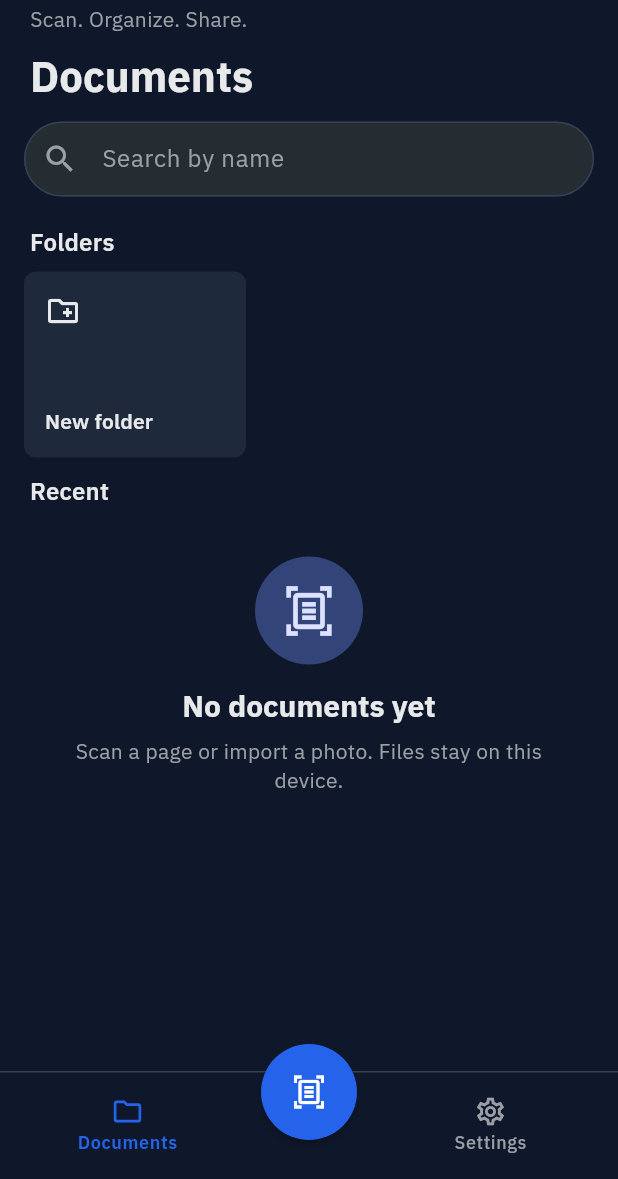
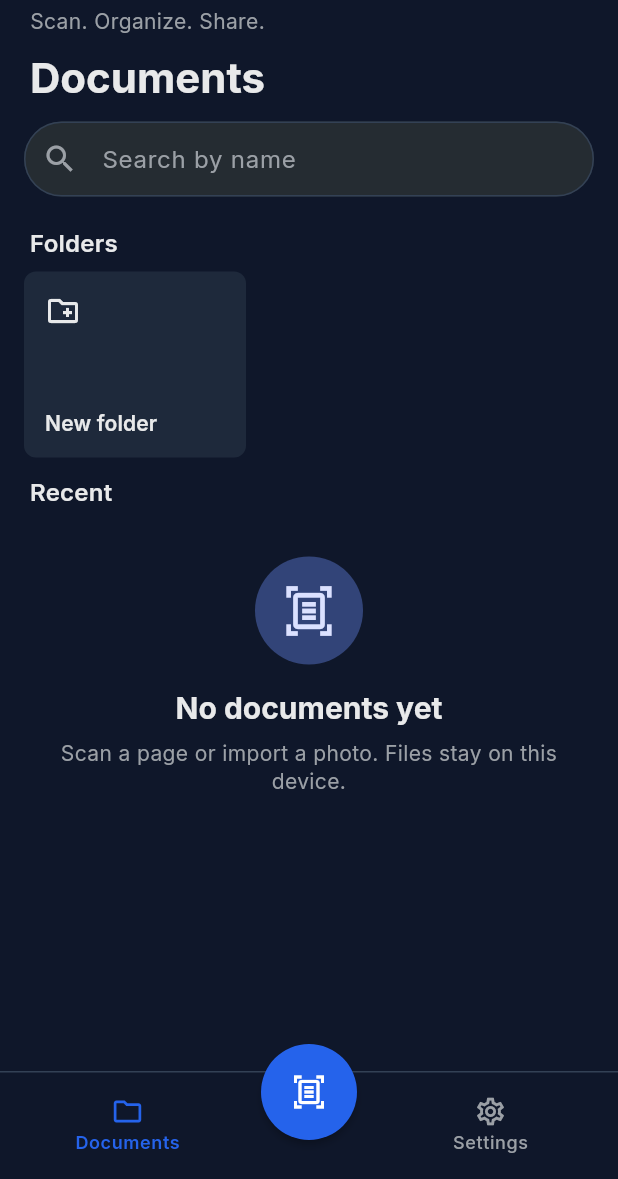
Before and after one commit to ahmedkasha-pixel/SCR7PT, a Flutter app: the screen it shows after launch, after a tap on "Cancel", on a phone screen of 412 x 824 dp, the part 57-1236 px from its top. Run offline on Flutter 3.47's test engine with Material 3 defaults, Android fonts, the phone set to English and light mode, and no system bars; our stand-ins replace camera, image_picker, pdf, permission_handler, share_plus, shared_preferences and 1 more; accounts and stored records are empty.

Commit message:
Fall back to IBM Plex for Arabic text in buttons and chips.
Button, chip, and title styles were replacing the theme font with a Latin face and no Arabic fallback, so those labels rendered as empty squares.

Co-authored-by: cyptopartner <cyptopartner@gmail.com>

```diff
--- a/lib/core/theme/app_theme.dart
+++ b/lib/core/theme/app_theme.dart
@@ -32,8 +32,37 @@ class AppTheme {
   static const arabicFamily = 'IBMPlexSansArabic';
   static const latinFamily = 'Inter';
 
+  /// Arabic glyphs are not in Inter. Every UI style falls back here.
+  static const arabicFallback = <String>[arabicFamily];
+
   static ThemeData light() => _build(Brightness.light);
   static ThemeData dark() => _build(Brightness.dark);
+
+  /// Latin from Inter, Arabic from IBM Plex. IBM Plex stops at weight 700.
+  static TextStyle text({
+    Color? color,
+    double? fontSize,
+    FontWeight? fontWeight,
+    double? height,
+    double? letterSpacing,
+  }) {
+    return TextStyle(
+      fontFamily: latinFamily,
+      fontFamilyFallback: arabicFallback,
+      color: color,
+      fontSize: fontSize,
+      fontWeight: arabicWeight(fontWeight),
+      height: height,
+      letterSpacing: letterSpacing,
+    );
+  }
+
+  static FontWeight? arabicWeight(FontWeight? weight) {
+    if (weight == null || weight.value <= FontWeight.w700.value) {
+      return weight;
+    }
+    return FontWeight.w700;
+  }
 
   static ThemeData _build(Brightness brightness) {
     final isLight = brightness == Brightness.light;
@@ -62,11 +91,16 @@ class AppTheme {
     final elevated = isLight ? AppColors.lightSurface : AppColors.elevated;
     final radius = const BorderRadius.all(Radius.circular(8));
     final hairline = BorderSide(color: scheme.outline);
+    final buttonLabel = AppTheme.text(
+      fontSize: 14,
+      fontWeight: FontWeight.w600,
+      height: 1.2,
+    );
     final pill = FilledButton.styleFrom(
       minimumSize: const Size(44, 44),
       padding: const EdgeInsets.symmetric(horizontal: 20, vertical: 12),
       shape: const StadiumBorder(),
-      textStyle: const TextStyle(fontWeight: FontWeight.w600),
+      textStyle: buttonLabel,
     );
 
     return ThemeData(
@@ -75,17 +109,9 @@ class AppTheme {
       colorScheme: scheme,
       scaffoldBackgroundColor: background,
       canvasColor: isLight ? AppColors.lightBackground : AppColors.canvas,
-      fontFamily: arabicFamily,
-      fontFamilyFallback: const [latinFamily],
+      fontFamily: latinFamily,
+      fontFamilyFallback: arabicFallback,
       splashFactory: InkSparkle.splashFactory,
-      appBarTheme: AppBarTheme(
-        centerTitle: false,
-        backgroundColor: background,
-        foregroundColor: scheme.onSurface,
-        elevation: 0,
-        scrolledUnderElevation: 0,
-        surfaceTintColor: Colors.transparent,
-      ),
       iconTheme: IconThemeData(color: scheme.onSurface),
       dividerTheme: DividerThemeData(
         color: scheme.outline,
@@ -99,7 +125,7 @@ class AppTheme {
           horizontal: 16,
           vertical: 14,
         ),
-        hintStyle: TextStyle(color: scheme.onSurfaceVariant),
+        hintStyle: AppTheme.text(color: scheme.onSurfaceVariant),
         border: OutlineInputBorder(borderRadius: radius, borderSide: hairline),
         enabledBorder: OutlineInputBorder(
           borderRadius: radius,
@@ -133,7 +159,7 @@ class AppTheme {
       snackBarTheme: SnackBarThemeData(
         behavior: SnackBarBehavior.floating,
         backgroundColor: isLight ? AppColors.background : AppColors.elevated,
-        contentTextStyle: TextStyle(
+        contentTextStyle: AppTheme.text(
           color: isLight ? AppColors.text : AppColors.text,
         ),
         shape: RoundedRectangleBorder(borderRadius: radius),
@@ -146,10 +172,14 @@ class AppTheme {
           shape: const StadiumBorder(),
           side: hairline,
           foregroundColor: scheme.onSurface,
+          textStyle: buttonLabel,
         ),
       ),
       textButtonTheme: TextButtonThemeData(
-        style: TextButton.styleFrom(minimumSize: const Size(44, 44)),
+        style: TextButton.styleFrom(
+          minimumSize: const Size(44, 44),
+          textStyle: buttonLabel,
+        ),
       ),
       iconButtonTheme: IconButtonThemeData(
         style: IconButton.styleFrom(minimumSize: const Size(44, 44)),
@@ -160,8 +190,16 @@ class AppTheme {
             : AppColors.surfaceAlt,
         selectedColor: AppColors.primary,
         disabledColor: scheme.surface,
-        labelStyle: TextStyle(color: scheme.onSurface),
-        secondaryLabelStyle: const TextStyle(color: Colors.white),
+        labelStyle: AppTheme.text(
+          color: scheme.onSurface,
+          fontSize: 14,
+          fontWeight: FontWeight.w600,
+        ),
+        secondaryLabelStyle: AppTheme.text(
+          color: Colors.white,
+          fontSize: 14,
+          fontWeight: FontWeight.w600,
+        ),
         side: hairline,
         shape: const StadiumBorder(),
         padding: const EdgeInsets.symmetric(horizontal: 8, vertical: 4),
@@ -177,6 +215,28 @@ class AppTheme {
         backgroundColor: isLight ? AppColors.lightSurface : AppColors.canvas,
         indicatorColor: AppColors.primary.withValues(alpha: 0.16),
         height: 64,
+        labelTextStyle: WidgetStatePropertyAll(
+          AppTheme.text(fontSize: 12, fontWeight: FontWeight.w500),
+        ),
+      ),
+      appBarTheme: AppBarTheme(
+        centerTitle: false,
+        backgroundColor: background,
+        foregroundColor: scheme.onSurface,
+        elevation: 0,
+        scrolledUnderElevation: 0,
+        surfaceTintColor: Colors.transparent,
+        titleTextStyle: AppTheme.text(
+          color: scheme.onSurface,
+          fontSize: 20,
+          fontWeight: FontWeight.w700,
+          height: 1.25,
+        ),
+        toolbarTextStyle: AppTheme.text(
+          color: scheme.onSurface,
+          fontSize: 14,
+          fontWeight: FontWeight.w600,
+        ),
       ),
       textTheme: _text(scheme),
     );
@@ -184,7 +244,7 @@ class AppTheme {
 
   static TextTheme _text(ColorScheme scheme) {
     TextStyle style(double size, FontWeight weight, {double height = 1.35}) {
-      return TextStyle(
+      return AppTheme.text(
         fontSize: size,
         fontWeight: weight,
         height: height,
--- a/lib/features/scan/camera_stage.dart
+++ b/lib/features/scan/camera_stage.dart
@@ -60,7 +60,7 @@ class CameraStage extends StatelessWidget {
                         onPressed: onClose,
                         child: Text(
                           l10n.cancel,
-                          style: const TextStyle(
+                          style: AppTheme.text(
                             color: Colors.white,
                             fontWeight: FontWeight.w600,
                           ),
@@ -123,7 +123,7 @@ class _CountPill extends StatelessWidget {
       ),
       child: Text(
         l10n.pagesCount(count),
-        style: const TextStyle(
+        style: AppTheme.text(
           color: Colors.white,
           fontWeight: FontWeight.w600,
           fontSize: 12,
@@ -198,7 +198,7 @@ class _ModeChip extends StatelessWidget {
               child: Text(
                 label,
                 textAlign: TextAlign.center,
-                style: TextStyle(
+                style: AppTheme.text(
                   color: selected ? Colors.white : AppColors.textSecondary,
                   fontWeight: FontWeight.w600,
                 ),
@@ -302,7 +302,7 @@ class _Message extends StatelessWidget {
                     ? l10n.cameraPermissionBody
                     : l10n.cameraUnavailableTitle,
                 textAlign: TextAlign.center,
-                style: const TextStyle(color: Colors.white),
+                style: AppTheme.text(color: Colors.white),
               ),
               if (denied) ...[
                 const SizedBox(height: 16),
@@ -392,7 +392,7 @@ class _RoundAction extends StatelessWidget {
         const SizedBox(height: 4),
         Text(
           label,
-          style: const TextStyle(color: Colors.white70, fontSize: 12),
+          style: AppTheme.text(color: Colors.white70, fontSize: 12),
         ),
       ],
     );
--- a/lib/widgets/wordmark.dart
+++ b/lib/widgets/wordmark.dart
@@ -19,6 +19,7 @@ class Wordmark extends StatelessWidget {
         AppConfig.appName,
         style: TextStyle(
           fontFamily: AppTheme.latinFamily,
+          fontFamilyFallback: AppTheme.arabicFallback,
           fontWeight: FontWeight.w800,
           fontSize: size,
           letterSpacing: size * 0.04,
```
Also changed, not shown: 2 other files.
